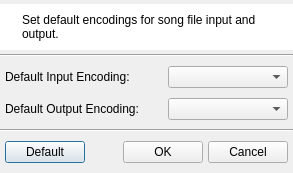
This is src/preferences/QUEncodingsDialog.ui in UltraStar-Deluxe/UltraStar-Manager as Qt 5 draws it before an edit. The edited form follows.
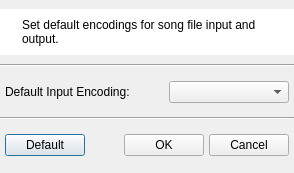
This is the edited form. Icons and pictures are not drawn.

The edit to the form file:
```diff
--- a/src/preferences/QUEncodingsDialog.ui
+++ b/src/preferences/QUEncodingsDialog.ui
@@ -6,7 +6,7 @@
    <rect>
     <x>0</x>
     <y>0</y>
-    <width>293</width>
+    <width>294</width>
     <height>173</height>
    </rect>
   </property>
@@ -155,7 +155,7 @@
     </widget>
    </item>
    <item>
-    <layout class="QGridLayout" name="gridLayout" rowminimumheight="0,0">
+    <layout class="QGridLayout" name="gridLayout">
      <property name="leftMargin">
       <number>5</number>
      </property>
@@ -171,6 +171,35 @@
      <property name="verticalSpacing">
       <number>10</number>
      </property>
+     <item row="0" column="1">
+      <spacer name="horizontalSpacer_2">
+       <property name="orientation">
+        <enum>Qt::Horizontal</enum>
+       </property>
+       <property name="sizeHint" stdset="0">
+        <size>
+         <width>10</width>
+         <height>20</height>
+        </size>
+       </property>
+      </spacer>
+     </item>
+     <item row="0" column="2">
+      <widget class="QComboBox" name="inputEncodingsComboBox">
+       <property name="sizePolicy">
+        <sizepolicy hsizetype="Expanding" vsizetype="Fixed">
+         <horstretch>0</horstretch>
+         <verstretch>0</verstretch>
+        </sizepolicy>
+       </property>
+       <property name="minimumSize">
+        <size>
+         <width>120</width>
+         <height>0</height>
+        </size>
+       </property>
+      </widget>
+     </item>
      <item row="0" column="0">
       <widget class="QLabel" name="label_2">
        <property name="text">
@@ -178,71 +207,6 @@
        </property>
       </widget>
      </item>
-     <item row="0" column="2">
-      <widget class="QComboBox" name="inputEncodingsComboBox">
-       <property name="sizePolicy">
-        <sizepolicy hsizetype="Expanding" vsizetype="Fixed">
-         <horstretch>0</horstretch>
-         <verstretch>0</verstretch>
-        </sizepolicy>
-       </property>
-       <property name="minimumSize">
-        <size>
-         <width>120</width>
-         <height>0</height>
-        </size>
-       </property>
-      </widget>
-     </item>
-     <item row="1" column="0">
-      <widget class="QLabel" name="label_3">
-       <property name="text">
-        <string>Default Output Encoding:</string>
-       </property>
-      </widget>
-     </item>
-     <item row="1" column="2">
-      <widget class="QComboBox" name="outputEncodingsComboBox">
-       <property name="sizePolicy">
-        <sizepolicy hsizetype="Expanding" vsizetype="Fixed">
-         <horstretch>0</horstretch>
-         <verstretch>0</verstretch>
-        </sizepolicy>
-       </property>
-       <property name="minimumSize">
-        <size>
-         <width>120</width>
-         <height>0</height>
-        </size>
-       </property>
-      </widget>
-     </item>
-     <item row="0" column="1">
-      <spacer name="horizontalSpacer_2">
-       <property name="orientation">
-        <enum>Qt::Horizontal</enum>
-       </property>
-       <property name="sizeHint" stdset="0">
-        <size>
-         <width>10</width>
-         <height>20</height>
-        </size>
-       </property>
-      </spacer>
-     </item>
-     <item row="1" column="1">
-      <spacer name="horizontalSpacer_3">
-       <property name="orientation">
-        <enum>Qt::Horizontal</enum>
-       </property>
-       <property name="sizeHint" stdset="0">
-        <size>
-         <width>10</width>
-         <height>20</height>
-        </size>
-       </property>
-      </spacer>
-     </item>
     </layout>
    </item>
    <item>
```
